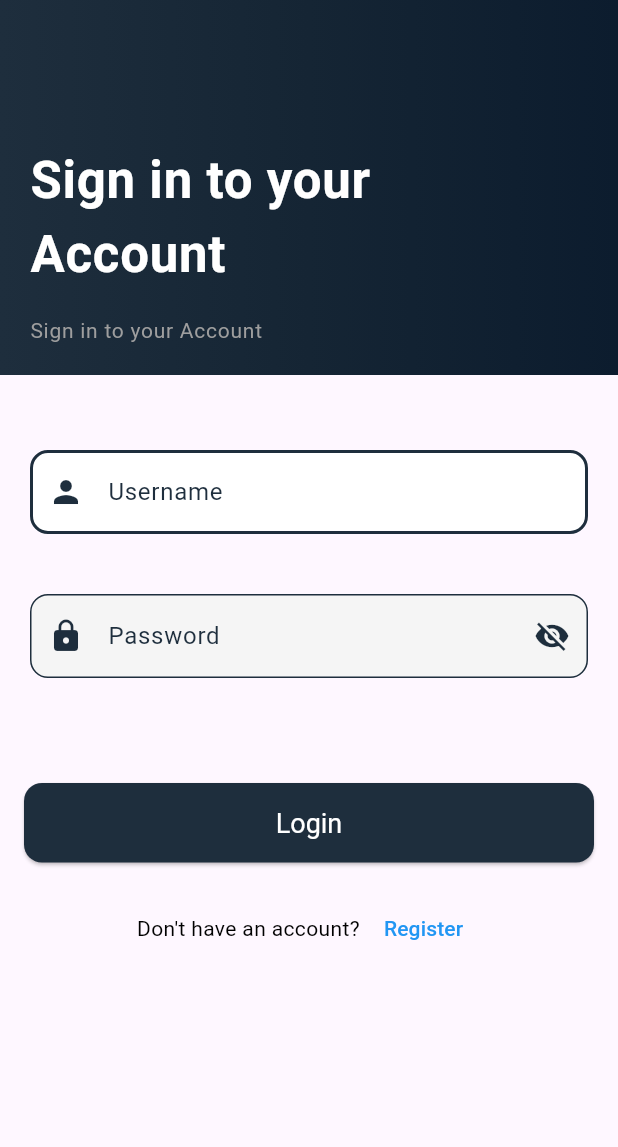
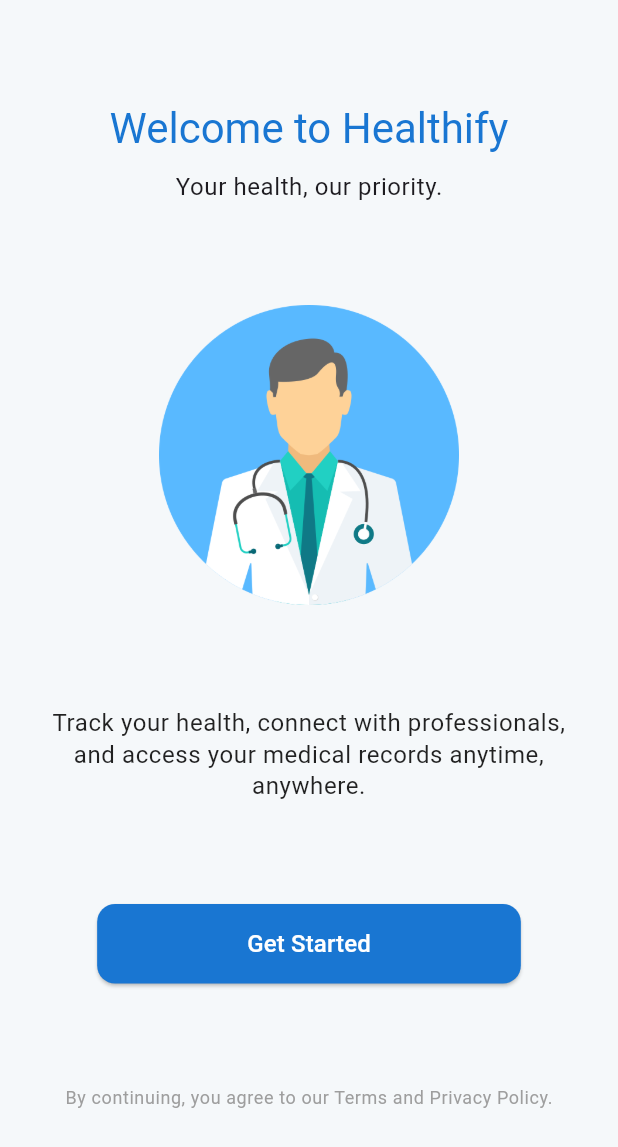
Before and after one commit to A7MADTANTAWY/login_register_app, a Flutter app: the screen it shows after launch, on a phone screen of 412 x 824 dp. Shown: the top 1147 px of the screen. Run offline on Flutter 3.47's test engine with Material 3 defaults, Android fonts, the phone set to English and light mode, and no system bars; our stand-ins replace firebase_auth, firebase_core; accounts and stored records are empty.

Commit message:
finsh the app

```diff
--- a/lib/components/user_name_textfeild.dart
+++ b/lib/components/user_name_textfeild.dart
@@ -11,48 +11,35 @@ class UserNameTextfeild extends StatefulWidget {
 
 class _UserNameTextfeildState extends State<UserNameTextfeild> {
   final TextEditingController _userNameController = TextEditingController();
-  String _errorMessage = ''; // To hold error message for validation
+  String _helperMessage = ''; // To hold helper message for validation
 
-  // Function to validate username (email in this case)
-  String? _validateUserName(String value) {
+  // Function to validate username (email in this case) and update helper message
+  void _validateUserName(String value) {
     if (value.isEmpty) {
-      return 'Username cannot be empty';
+      _helperMessage = 'Username cannot be empty';
     } else if (!RegExp(r'^[\w-]+(\.[\w-]+)*@[a-zA-Z0-9-]+\.[a-zA-Z]{2,7}$')
         .hasMatch(value)) {
-      return 'Please enter a valid email address';
+      _helperMessage = 'Please enter a valid email address';
+    } else {
+      _helperMessage = ''; // Clear the helper message when valid
     }
-    return null; // No error
-  }
-
-  // Function to clear the text field
-  void clearUserNameField() {
-    _userNameController.clear();
-    setState(() {
-      _errorMessage = ''; // Clear error message
-    });
-  }
-
-  // Example function for login or registration logic
-  void _handleLoginOrRegister() {
-    // Perform your login or registration logic here
-    // If successful, clear the username field
-    clearUserNameField();
   }
 
   @override
   Widget build(BuildContext context) {
-    bool hasError = _errorMessage.isNotEmpty;
-
     return Center(
       child: Padding(
         padding: const EdgeInsets.symmetric(horizontal: 20, vertical: 20),
-        child: TextField(
-          controller: _userNameController, // Set the controller for the field
+        child: Column(
+          crossAxisAlignment: CrossAxisAlignment.start,
+          children: [
+            TextField(
+              controller:
+                  _userNameController, // Set the controller for the field
               onChanged: (data) {
                 AppStrings.userName = data; // Store username in AppStrings
                 setState(() {
-              _errorMessage =
-                  _validateUserName(data) ?? ''; // Update error message
+                  _validateUserName(data); // Update helper message
                 });
               },
               decoration: InputDecoration(
@@ -63,24 +50,33 @@ class _UserNameTextfeildState extends State<UserNameTextfeild> {
                 fillColor: Colors.white,
                 enabledBorder: OutlineInputBorder(
                   borderRadius: BorderRadius.circular(12.0),
-              borderSide: BorderSide(
-                color:
-                    hasError ? Colors.red : AppColors.darkBlue, // Red if error
-                width: 2.0, // Adjust border width
+                  borderSide: const BorderSide(
+                    color: AppColors.darkBlue, // Border color
+                    width: 2.0, // Border width
                   ),
                 ),
                 focusedBorder: OutlineInputBorder(
                   borderRadius: BorderRadius.circular(12.0),
-              borderSide: BorderSide(
-                color:
-                    hasError ? Colors.red : AppColors.darkBlue, // Red if error
-                width: 2.0, // Adjust border width
+                  borderSide: const BorderSide(
+                    color: AppColors.darkBlue, // Border color
+                    width: 2.0, // Border width
                   ),
                 ),
-            errorText: _errorMessage.isEmpty
-                ? null
-                : _errorMessage, // Show error message
               ),
+            ),
+            if (_helperMessage
+                .isNotEmpty) // Display helper message if not empty
+              Padding(
+                padding: const EdgeInsets.only(top: 8.0),
+                child: Text(
+                  _helperMessage,
+                  style: const TextStyle(
+                    color: Colors.red,
+                    fontSize: 14,
+                  ),
+                ),
+              ),
+          ],
         ),
       ),
     );
--- a/lib/consts/app_colors.dart
+++ b/lib/consts/app_colors.dart
@@ -3,10 +3,15 @@ import 'package:flutter/material.dart';
 class AppColors {
   const AppColors._();
 
-  static const Color primaryColor = Color(0xffBAE162);
-  static const Color darkBlue = Color(0xff1E2E3D);
-  static const Color darkerBlue = Color(0xff152534);
-  static const Color darkestBlue = Color(0xff0C1C2E);
+  static const Color primaryColor =
+      Color(0xff4CAF50); // Calming green for health
+  static const Color darkBlue = Color(0xff1976D2); // Trustworthy medium blue
+  static const Color darkerBlue =
+      Color(0xff1565C0); // Slightly darker blue for contrast
+  static const Color darkestBlue =
+      Color(0xff0D47A1); // Deep blue for strong accents
+
+  static const Color lightBackground = Color(0xffF5F8FA); // Light grayish-blue
 
   static const List<Color> defaultGradient = [
     darkBlue,
--- a/lib/consts/app_themes.dart
+++ b/lib/consts/app_themes.dart
@@ -86,7 +86,7 @@ class AppTheme {
   );
 
   static const TextStyle bodySmall = TextStyle(
-    color: Colors.grey,
+    color: Colors.white70,
     letterSpacing: 0.5,
   );
 }
--- a/lib/consts/routes.dart
+++ b/lib/consts/routes.dart
@@ -1,4 +1,5 @@
 import 'package:flutter/material.dart';
+import 'package:login_register_page/views/get_started_page.dart';
 import 'package:login_register_page/views/login_page.dart';
 import 'package:login_register_page/views/register_page.dart';
 import 'package:login_register_page/views/welcome.dart';
@@ -7,12 +8,14 @@ class AppRoutes {
   static const String login = '/login';
   static const String register = '/register';
   static const String welcome = '/welcome';
+  static const String getStarted = '/getStarted';
 
   static Map<String, WidgetBuilder> getRoutes() {
     return {
       login: (context) => const LoginPage(),
       register: (context) => const RegisterPage(),
       welcome: (context) => const WelcomePage(),
+      getStarted: (context) => GetStartedPage(),
     };
   }
 }
--- a/lib/main.dart
+++ b/lib/main.dart
@@ -15,7 +15,7 @@ class LoginRegister extends StatelessWidget {
   Widget build(BuildContext context) {
     return MaterialApp(
       debugShowCheckedModeBanner: false,
-      initialRoute: AppRoutes.login, // Default route
+      initialRoute: AppRoutes.getStarted, // Default route
       routes: AppRoutes.getRoutes(), // Add routes here
     );
   }
--- /dev/null
+++ b/lib/views/get_started_page.dart
@@ -0,0 +1,92 @@
+import 'package:flutter/material.dart';
+import 'package:login_register_page/consts/app_colors.dart';
+import 'package:login_register_page/consts/routes.dart';
+
+class GetStartedPage extends StatelessWidget {
+  @override
+  Widget build(BuildContext context) {
+    return Scaffold(
+      backgroundColor: AppColors.lightBackground, // Added background color
+      body: SafeArea(
+        child: Column(
+          mainAxisAlignment: MainAxisAlignment.spaceEvenly,
+          children: [
+            // Header Section
+            Column(
+              children: [
+                Text(
+                  "Welcome to Healthify",
+                  style: Theme.of(context).textTheme.titleLarge?.copyWith(
+                        color: AppColors.darkBlue, // Adjusting title color
+                        fontSize: 28,
+                      ),
+                ),
+                const SizedBox(height: 10),
+                Text(
+                  "Your health, our priority.",
+                  style: Theme.of(context).textTheme.bodySmall?.copyWith(
+                        fontSize: 16,
+                      ),
+                ),
+              ],
+            ),
+            // Illustration
+            SizedBox(
+              height: 200,
+              child: Image.asset(
+                'assets/doctor.png',
+                fit: BoxFit.contain,
+              ),
+            ),
+            // Description
+            Padding(
+              padding: const EdgeInsets.symmetric(horizontal: 32.0),
+              child: Text(
+                "Track your health, connect with professionals, and access your medical records anytime, anywhere.",
+                textAlign: TextAlign.center,
+                style: Theme.of(context).textTheme.bodySmall?.copyWith(
+                      color: Colors.black87,
+                      fontSize: 16,
+                    ),
+              ),
+            ),
+            // Buttons
+            Column(
+              children: [
+                ElevatedButton(
+                  onPressed: () {
+                    // Navigate to login page
+                    Navigator.pushNamed(context, AppRoutes.login);
+                  },
+                  style: ElevatedButton.styleFrom(
+                    backgroundColor: AppColors.darkBlue,
+                    padding: const EdgeInsets.symmetric(
+                        horizontal: 100, vertical: 15),
+                    shape: RoundedRectangleBorder(
+                      borderRadius: BorderRadius.circular(12),
+                    ),
+                  ),
+                  child: const Text(
+                    "Get Started",
+                    style: TextStyle(fontSize: 16, color: Colors.white),
+                  ),
+                ),
+              ],
+            ),
+            // Footer
+            Padding(
+              padding: const EdgeInsets.only(bottom: 16.0),
+              child: Text(
+                "By continuing, you agree to our Terms and Privacy Policy.",
+                style: Theme.of(context).textTheme.bodySmall?.copyWith(
+                      fontSize: 12,
+                      color: Colors.grey,
+                    ),
+              ),
+            ),
+          ],
+        ),
+      ),
+    );
+  }
+}
--- a/pubspec.yaml
+++ b/pubspec.yaml
@@ -62,8 +62,8 @@ flutter:
   uses-material-design: true
 
   # To add assets to your application, add an assets section, like this:
-  # assets:
-  #   - images/a_dot_burr.jpeg
+  assets:
+    - assets/doctor.png
   #   - images/a_dot_ham.jpeg
 
   # An image asset can refer to one or more resolution-specific "variants", see
```
Also changed, not shown: lib/components/password_textfeild.dart (+36 -34 lines), assets/doctor.png (added), assets/hospital.png (added), assets/medicine.png (added). Lines whose indentation alone changed are shown as unchanged.
